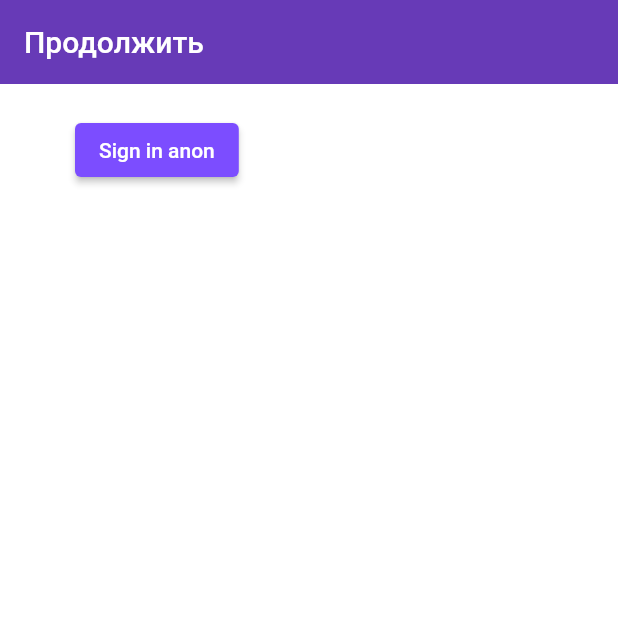
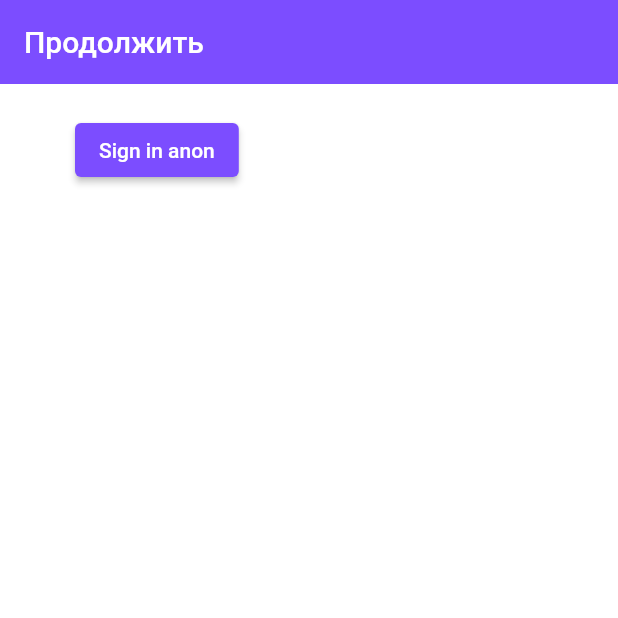
Before and after one commit to Nikzed/MemoryBox, a Flutter app: the screen it shows after launch, after a tap on "Sign in anon", on a phone screen of 412 x 824 dp, the top half of it. Run offline on Flutter 3.47's test engine with Material 2 defaults, Android fonts, the phone set to English and light mode, and no system bars; our stand-ins replace firebase_auth, firebase_core; accounts and stored records are empty; network calls fail.

```diff
--- a/lib/main.dart
+++ b/lib/main.dart
@@ -1,7 +1,12 @@
+import 'package:firebase_core/firebase_core.dart';
 import 'package:first_project_test/screens/wrapper.dart';
 import 'package:flutter/material.dart';
 
-void main() => runApp(MyApp());
+void main() async{
+  WidgetsFlutterBinding.ensureInitialized();
+  await Firebase.initializeApp();
+  runApp(MyApp());
+}
 
 class MyApp extends StatelessWidget {
   // This widget is the root of your application.
--- /dev/null
+++ b/lib/model/user.dart
@@ -0,0 +1,6 @@
+class User{
+
+  final String uid;
+
+  User({required this.uid});
+}
--- a/lib/screens/authenticate/sign_in.dart
+++ b/lib/screens/authenticate/sign_in.dart
@@ -1,3 +1,4 @@
+import 'package:first_project_test/services/auth.dart';
 import 'package:flutter/material.dart';
 
 class SignIn extends StatefulWidget {
@@ -8,12 +9,14 @@ class SignIn extends StatefulWidget {
 }
 
 class _SignInState extends State<SignIn> {
+  final AuthService _auth = AuthService();
+
   @override
   Widget build(BuildContext context) {
     return Scaffold(
       backgroundColor: Colors.white,
       appBar: AppBar(
-        backgroundColor: Colors.deepPurple,
+        backgroundColor: Colors.deepPurpleAccent,
         elevation: 0.0, // убирает тень
         title: Text('Продолжить'),
       ),
@@ -25,7 +28,15 @@ class _SignInState extends State<SignIn> {
                 MaterialStateProperty.all<Color>(Colors.deepPurpleAccent),
           ),
           child: Text('Sign in anon'),
-          onPressed: () async {},
+          onPressed: () async {
+            dynamic result = await _auth.signInAnon();
+            if (result == null){
+              throw ErrorDescription('Error signing in!');
+            } else {
+              print('signed in!');
+              print(result.uid);
+            }
+          },
         ),
       ),
     );
--- a/pubspec.yaml
+++ b/pubspec.yaml
@@ -30,6 +30,8 @@ dependencies:
   cupertino_icons: ^1.0.2
   firebase_auth: ^3.1.1
   cloud_firestore: ^2.5.3
+  firebase_core: ^1.6.0
+  provider: ^6.0.1
 
 dev_dependencies:
   flutter_test:
```
Also changed, not shown: lib/services/auth.dart (+13 -1 lines), pubspec.lock.
